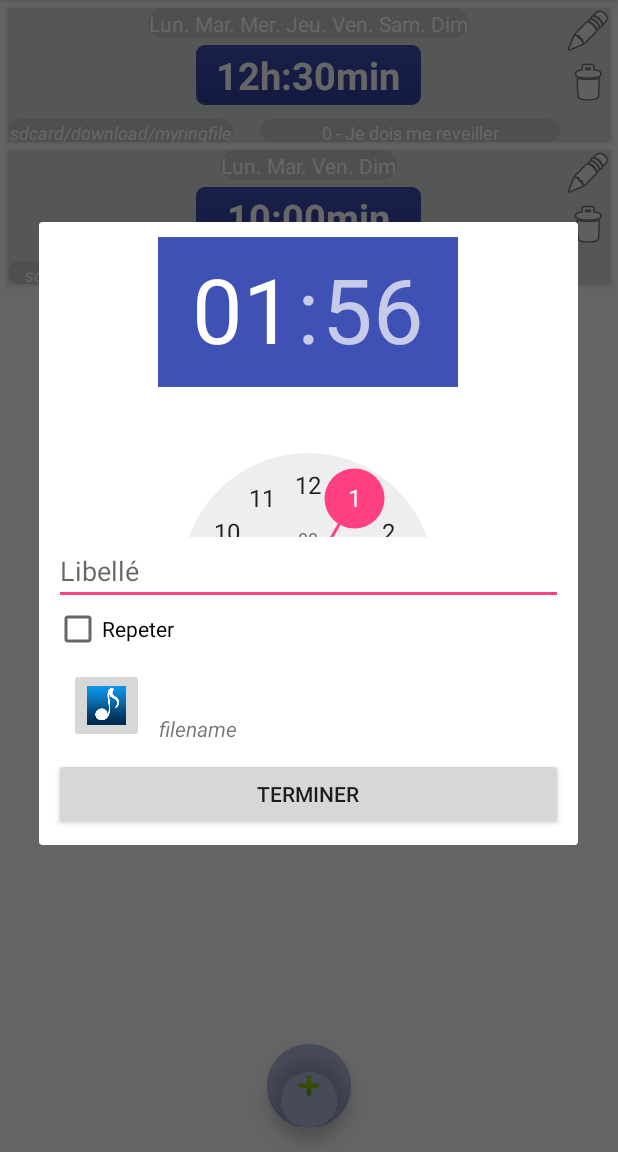
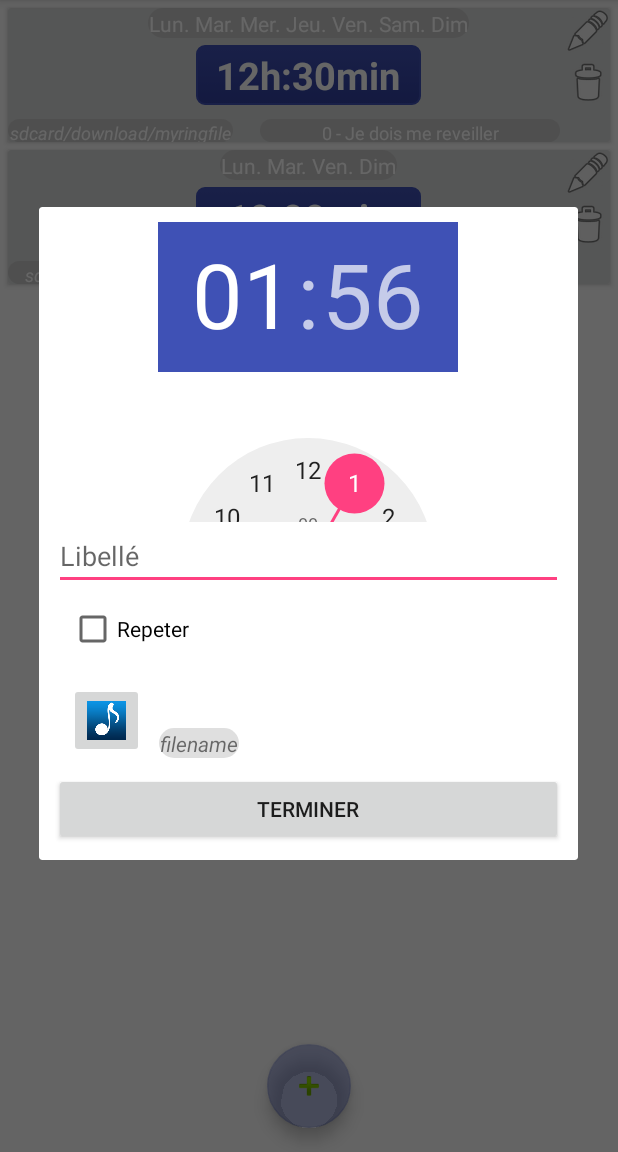
Before and after one commit to TMBD/Fattelima, an Android app: the screen it shows after launch (HomeActivity), after a tap on an icon or button, on a phone screen of 412 x 824 dp, the part 84-1236 px from its top. Run offline under Robolectric (Android 15) with nearby library versions, the phone set to English and light mode, and no system bars.

Commit message:
After AlarmManager goes well and multimedia doesn't go.

```diff
--- a/app/src/main/AndroidManifest.xml
+++ b/app/src/main/AndroidManifest.xml
@@ -1,6 +1,8 @@
 <?xml version="1.0" encoding="utf-8"?>
 <manifest xmlns:android="http://schemas.android.com/apk/res/android"
     package="com.thiernombd.fattelima">
+
+    <uses-permission android:name="android.permission.READ_EXTERNAL_STORAGE" />
 
     <application
         android:allowBackup="true"
@@ -19,6 +21,8 @@
                 <category android:name="android.intent.category.LAUNCHER" />
             </intent-filter>
         </activity>
+
+        <activity android:name=".AlarmLauncher"/>
     </application>
 
 </manifest>
--- a/app/src/main/res/layout/alarme_dialog_contents.xml
+++ b/app/src/main/res/layout/alarme_dialog_contents.xml
@@ -21,12 +21,38 @@
         android:hint="@string/libelle"
         android:textColorLink="@color/colorPrimary" />
 
-    <CheckBox
-        android:id="@+id/repeter_cb"
+
+
+    <LinearLayout xmlns:android="http://schemas.android.com/apk/res/android"
+        xmlns:app="http://schemas.android.com/apk/res-auto"
         android:layout_width="match_parent"
         android:layout_height="wrap_content"
-        android:text="@string/repeter"
-        android:textColorLink="@color/colorPrimary" />
+        android:gravity="bottom"
+        android:orientation="horizontal"
+        android:padding="10dp"
+        android:weightSum="1">
+
+        <CheckBox
+            android:id="@+id/repeter_cb"
+            android:layout_width="wrap_content"
+            android:layout_height="wrap_content"
+            android:text="@string/repeter"
+            android:textColorLink="@color/colorPrimary" />
+
+        <TextView
+            android:id="@+id/alarmeRepeteDays_tv"
+            android:layout_width="wrap_content"
+            android:layout_height="wrap_content"
+            android:layout_marginLeft="10dp"
+            android:background="@drawable/rounds_tv"
+            android:ellipsize="end"
+            android:lines="1"
+            android:text="mmmm"
+            android:textSize="11sp"
+            android:textStyle="italic"
+            android:visibility="invisible"/>
+
+    </LinearLayout>
 
     <LinearLayout xmlns:android="http://schemas.android.com/apk/res/android"
         xmlns:app="http://schemas.android.com/apk/res-auto"
@@ -46,12 +72,13 @@
 
         <TextView
             android:id="@+id/alarmeSoudFile_tv"
-            android:layout_width="230dp"
+            android:layout_width="wrap_content"
             android:layout_height="wrap_content"
             android:layout_marginLeft="10dp"
             android:lines="1"
             android:ellipsize="end"
             android:text="filename"
+            android:background="@drawable/rounds_tv"
             android:textStyle="italic" />
     </LinearLayout>
 
```
Also changed, not shown: app/src/main/java/com/thiernombd/fattelima/AlarmLauncher.java (added, +58 -0 lines), app/src/main/java/com/thiernombd/fattelima/HomeActivity.java (+79 -1 lines), app/src/main/res/layout/alarm_launcher_layout.xml (added, +11 -0 lines).
